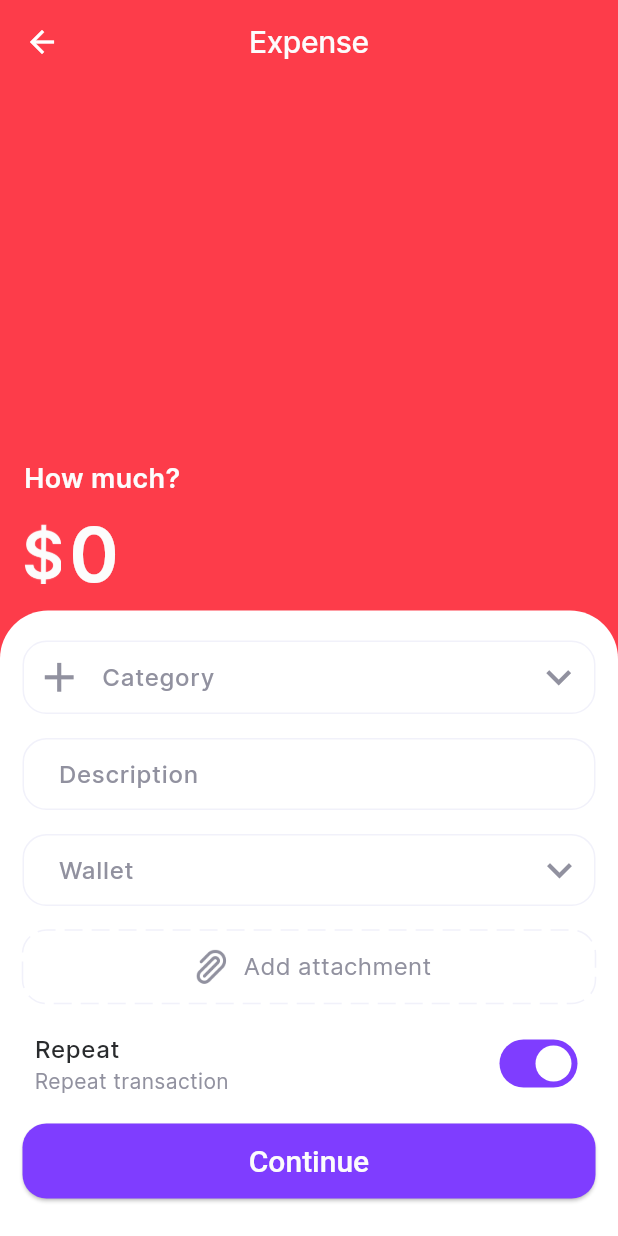
After one commit to Mohammad-Ihmeid/montra_app, a Flutter app: the ExpenseScreen screen opened by its route, on a phone screen of 412 x 824 dp. The commit adds this screen. Run offline on Flutter 3.47's test engine with Material 3 defaults, Android fonts, the phone set to English and light mode, and no system bars; drawn by our look-alikes of dotted_border; our stand-ins replace bloc, cloud_firestore, dartz, equatable, firebase_auth, firebase_core and 7 more; accounts and stored records are empty; generated files the repository leaves out were written again; network calls fail.

Commit message:
Format PC

```diff
--- a/lib/src/add_transaction/presentation/views/expense_screen.dart
+++ b/lib/src/add_transaction/presentation/views/expense_screen.dart
@@ -2,10 +2,10 @@ import 'package:flutter/material.dart';
 import 'package:montra_app/core/common/widgets/i_field.dart';
 import 'package:montra_app/core/extensions/context_extension.dart';
 import 'package:montra_app/core/res/app_color/app_color_light.dart';
-import 'package:montra_app/src/add_transaction/presentation/widgets/add_transaction_background.dart';
 import 'package:montra_app/src/add_transaction/presentation/widgets/attachment_button.dart';
 import 'package:montra_app/src/add_transaction/presentation/widgets/categories_menu.dart';
 import 'package:montra_app/src/add_transaction/presentation/widgets/repeat_button.dart';
+import 'package:montra_app/src/add_transaction/presentation/widgets/transaction_background.dart';
 import 'package:montra_app/src/category/domain/entities/category.dart';
 import 'package:montra_app/src/category/presentation/views/category_screen.dart';
 
@@ -45,7 +45,7 @@ class _ExpenseScreenState extends State<ExpenseScreen> {
           currentFocus.focusedChild!.unfocus();
         }
       },
-      child: AddTransactionBackground(
+      child: TransactionBackground(
         backgroundColor: AppColorsLight.redColor,
         valueController: expenseController,
         appBarTitle: context.langauage.expense,
--- /dev/null
+++ b/lib/src/add_transaction/presentation/widgets/transaction_background.dart
@@ -0,0 +1,112 @@
+import 'package:flutter/material.dart';
+import 'package:montra_app/core/extensions/context_extension.dart';
+import 'package:montra_app/core/res/app_color/app_color_light.dart';
+import 'package:montra_app/core/res/media_res.dart';
+import 'package:montra_app/src/add_transaction/presentation/widgets/add_transaction_app_bar.dart';
+
+class TransactionBackground extends StatefulWidget {
+  const TransactionBackground({
+    required this.appBarTitle,
+    required this.valueController,
+    required this.children,
+    this.backgroundColor,
+    this.bodyTitle,
+    super.key,
+  });
+
+  final String appBarTitle;
+  final Color? backgroundColor;
+  final String? bodyTitle;
+  final TextEditingController valueController;
+  final List<Widget> children;
+
+  @override
+  State<TransactionBackground> createState() => _TransactionBackgroundState();
+}
+
+class _TransactionBackgroundState extends State<TransactionBackground> {
+  @override
+  Widget build(BuildContext context) {
+    return Scaffold(
+      resizeToAvoidBottomInset: false,
+      backgroundColor: widget.backgroundColor,
+      appBar: AddTransactionAppBar(title: widget.appBarTitle),
+      body: Column(
+        crossAxisAlignment: CrossAxisAlignment.start,
+        mainAxisAlignment: MainAxisAlignment.end,
+        children: [
+          Padding(
+            padding: const EdgeInsets.only(
+              left: 16,
+              right: 16,
+            ),
+            child: Text(
+              widget.bodyTitle ?? context.langauage.howMuch,
+              style: const TextStyle(
+                color: AppColorsLight.light80Color,
+                fontWeight: FontWeight.w600,
+                fontSize: 18,
+              ),
+            ),
+          ),
+          Padding(
+            padding: const EdgeInsets.only(
+              left: 16,
+              right: 16,
+            ),
+            child: Row(
+              mainAxisSize: MainAxisSize.min,
+              children: [
+                Image.asset(
+                  MediaRes.dollarSignIcon,
+                  width: context.width * 0.06,
+                ),
+                const SizedBox(width: 5),
+                Expanded(
+                  child: TextField(
+                    controller: widget.valueController,
+                    textInputAction: TextInputAction.done,
+                    keyboardType: TextInputType.number,
+                    onTap: () {},
+                    onTapOutside: (_) {
+                      FocusScope.of(context).unfocus();
+                    },
+                    style: const TextStyle(
+                      fontSize: 50,
+                      fontWeight: FontWeight.w600,
+                      color: AppColorsLight.light80Color,
+                      decoration: TextDecoration.none,
+                    ),
+                    decoration: const InputDecoration(
+                      border: InputBorder.none,
+                      contentPadding: EdgeInsets.zero,
+                      hintText: '0',
+                      hintStyle: TextStyle(
+                        fontSize: 50,
+                        fontWeight: FontWeight.w600,
+                        color: AppColorsLight.light80Color,
+                      ),
+                    ),
+                  ),
+                ),
+              ],
+            ),
+          ),
+          Container(
+            padding: const EdgeInsets.symmetric(vertical: 20, horizontal: 15),
+            decoration: const BoxDecoration(
+              color: AppColorsLight.lightColor,
+              borderRadius: BorderRadius.only(
+                topLeft: Radius.circular(32),
+                topRight: Radius.circular(32),
+              ),
+            ),
+            child: Column(
+              children: widget.children,
+            ),
+          ),
+        ],
+      ),
+    );
+  }
+}
```
